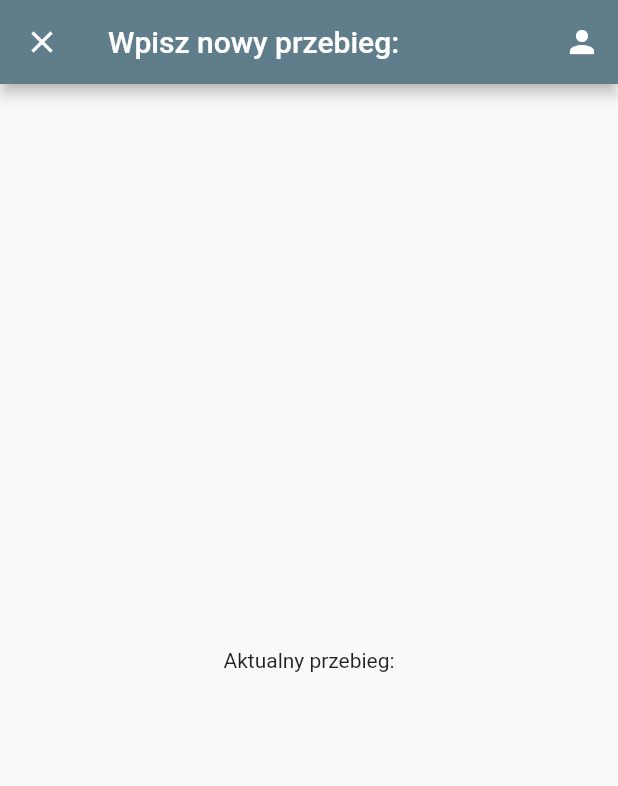
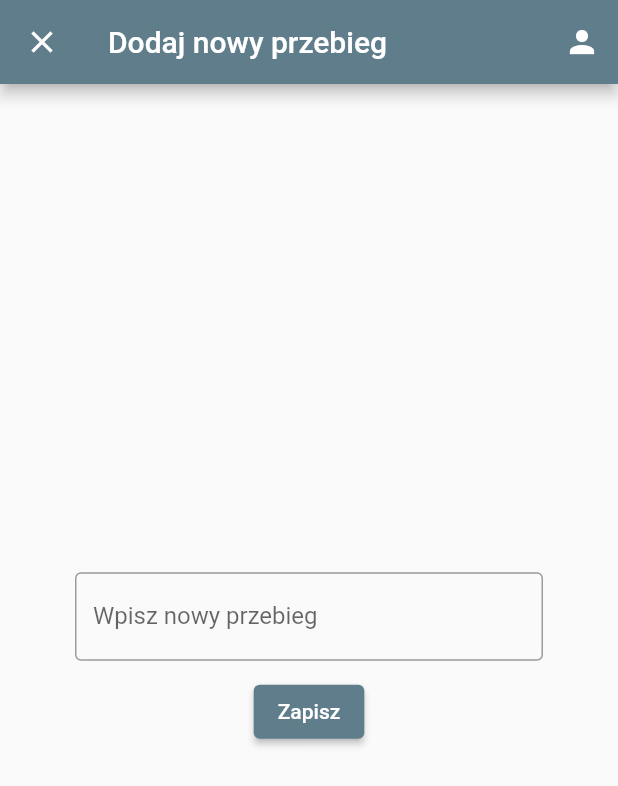
Before and after one commit to piotrjanik8/kiedy_przeglad, a Flutter app: the screen it shows once a user with an empty profile is signed in, after a tap on "Dodaj aktualny przebieg", on a phone screen of 412 x 824 dp. Shown: the top 786 px of the screen. Run offline on Flutter 3.47's test engine with Material 2 defaults, Android fonts, the phone set to English and light mode, and no system bars; our stand-ins replace bloc, cloud_firestore, firebase_auth, firebase_core, flutter_bloc, google_fonts; missing offline and left inert: flutterfire_ui; accounts and stored records are empty.

Commit message:
Add Current Mileage

```diff
--- a/lib/app/add_milage/add_milage.dart
+++ b/lib/app/add_milage/add_milage.dart
@@ -1,14 +1,17 @@
 import 'package:flutter/material.dart';
+import 'package:flutter/services.dart';
 import 'package:kiedy_przeglad/auth/user_profile.dart';
 
 class AddMileagePage extends StatelessWidget {
-  const AddMileagePage({Key? key}) : super(key: key);
+  AddMileagePage({Key? key}) : super(key: key);
+
+  final controller = TextEditingController();
 
   @override
   Widget build(BuildContext context) {
     return Scaffold(
       appBar: AppBar(
-        title: const Text('Wpisz nowy przebieg:'),
+        title: const Text('Dodaj nowy przebieg'),
         actions: [
           IconButton(
             onPressed: () {
@@ -22,8 +25,34 @@ class AddMileagePage extends StatelessWidget {
           ),
         ],
       ),
-      body: const Center(
-        child: Text('Aktualny przebieg:'),
+      body: Center(
+        child: Column(
+          mainAxisAlignment: MainAxisAlignment.center,
+          children: [
+            Container(
+              margin: const EdgeInsets.fromLTRB(50, 0, 50, 0),
+              child: TextField(
+                controller: controller,
+                decoration: const InputDecoration(
+                  border: OutlineInputBorder(),
+                  hintText: '170 000',
+                  label: Text('Wpisz nowy przebieg'),
+                ),
+                keyboardType: TextInputType.number,
+                inputFormatters: [FilteringTextInputFormatter.digitsOnly],
+              ),
+            ),
+            const SizedBox(
+              height: 10,
+            ),
+            ElevatedButton(
+                onPressed: () {
+
+                  Navigator.of(context).pop();
+                },
+                child: const Text('Zapisz'))
+          ],
+        ),
       ),
     );
   }
--- a/lib/app/home/add_service/add_service_page_content.dart
+++ b/lib/app/home/add_service/add_service_page_content.dart
@@ -3,7 +3,7 @@ import 'package:flutter/material.dart';
 import 'package:flutter_bloc/flutter_bloc.dart';
 import 'package:intl/intl.dart';
 import 'package:kiedy_przeglad/app/home/add_service/cubit/add_cubit.dart';
-import 'package:kiedy_przeglad/app/home/home_page.dart';
+import 'package:kiedy_przeglad/app/home/home_page/home_page.dart';
 import 'package:kiedy_przeglad/repositories/services_repository.dart';
 
 class AddService extends StatefulWidget {
--- a/lib/app/home/home_page.dart
+++ /dev/null
@@ -1,85 +0,0 @@
-import 'package:flutter/material.dart';
-import 'package:kiedy_przeglad/app/add_milage/add_milage.dart';
-import 'package:kiedy_przeglad/app/home/add_service/add_service_page_content.dart';
-import 'package:kiedy_przeglad/app/home/finished_services/finished_services_page_content.dart';
-import 'package:kiedy_przeglad/app/home/services/services_page_content.dart';
-import 'package:kiedy_przeglad/auth/user_profile.dart';
-
-class HomePage extends StatefulWidget {
-  const HomePage({
-    Key? key,
-  }) : super(key: key);
-
-  @override
-  State<HomePage> createState() => _HomePageState();
-}
-
-class _HomePageState extends State<HomePage> {
-  var currentIndex = 0;
-  @override
-  Widget build(BuildContext context) {
-    return Scaffold(
-      appBar: AppBar(
-        title: const Text('Aktualny przebieg: 173 000 km'),
-        actions: [
-          IconButton(
-            onPressed: () {
-              Navigator.of(context).push(
-                MaterialPageRoute(
-                  builder: (context) => const UserProfile(),
-                ),
-              );
-            },
-            icon: const Icon(Icons.person),
-          ),
-        ],
-      ),
-      floatingActionButton: FloatingActionButton.extended(
-        onPressed: () {
-          Navigator.of(context).push(
-            MaterialPageRoute(
-              builder: (context) => const AddMileagePage(),
-              fullscreenDialog: true,
-            ),
-          );
-        },
-        tooltip: 'Wpisz aktualny przebieg',
-        label: const Text('Dodaj aktualny przebieg'),
-        icon: const Icon(Icons.add),
-      ),
-      body: Builder(
-        builder: (context) {
-          if (currentIndex == 0) {
-            return const Services();
-          }
-          if (currentIndex == 1) {
-            return const AddService();
-          }
-          return const FinishedServices();
-        },
-      ),
-      bottomNavigationBar: BottomNavigationBar(
-        currentIndex: currentIndex,
-        onTap: (newIndex) {
-          setState(() {
-            currentIndex = newIndex;
-          });
-        },
-        items: const [
-          BottomNavigationBarItem(
-            icon: Icon(Icons.calendar_month),
-            label: 'Najbliższy serwis',
-          ),
-          BottomNavigationBarItem(
-            icon: Icon(Icons.add),
-            label: 'Dodaj nowy serwis',
-          ),
-          BottomNavigationBarItem(
-            icon: Icon(Icons.calendar_month),
-            label: 'Historia napraw',
-          ),
-        ],
-      ),
-    );
-  }
-}
--- /dev/null
+++ b/lib/app/home/home_page/home_page.dart
@@ -0,0 +1,99 @@
+import 'package:flutter/material.dart';
+import 'package:flutter_bloc/flutter_bloc.dart';
+import 'package:kiedy_przeglad/app/add_milage/add_milage.dart';
+import 'package:kiedy_przeglad/app/home/add_service/add_service_page_content.dart';
+import 'package:kiedy_przeglad/app/home/finished_services/finished_services_page_content.dart';
+import 'package:kiedy_przeglad/app/home/home_page/cubit/home_page_cubit.dart';
+import 'package:kiedy_przeglad/app/home/services/services_page_content.dart';
+import 'package:kiedy_przeglad/auth/user_profile.dart';
+import 'package:kiedy_przeglad/models/service_model.dart';
+import 'package:kiedy_przeglad/repositories/services_repository.dart';
+
+class HomePage extends StatefulWidget {
+  const HomePage({
+    Key? key,
+  }) : super(key: key);
+
+  @override
+  State<HomePage> createState() => _HomePageState();
+}
+
+class _HomePageState extends State<HomePage> {
+  var currentIndex = 0;
+
+  @override
+  Widget build(BuildContext context) {
+    return BlocProvider(
+      create: (context) => HomePageCubit(ServicesRepository()),
+      child: BlocBuilder<HomePageCubit, HomePageState>(
+        builder: (context, state) {
+          return Scaffold(
+            appBar: AppBar(
+              title: Text('Aktualny przebieg: ${state.currentMileage} km'),
+              actions: [
+                IconButton(
+                  onPressed: () {
+                    Navigator.of(context).push(
+                      MaterialPageRoute(
+                        builder: (context) => const UserProfile(),
+                      ),
+                    );
+                  },
+                  icon: const Icon(Icons.person),
+                ),
+              ],
+            ),
+            floatingActionButton: FloatingActionButton.extended(
+              onPressed: () {
+                Navigator.of(context).push(
+                  MaterialPageRoute(
+                    builder: (context) => AddMileagePage(),
+                    fullscreenDialog: true,
+                  ),
+                );
+              },
+              tooltip: 'Wpisz aktualny przebieg',
+              label: const Text('Dodaj aktualny przebieg'),
+              icon: const Icon(Icons.add),
+            ),
+            body: Builder(
+              builder: (context) {
+                if (currentIndex == 0) {
+                  return const Services();
+                }
+                if (currentIndex == 1) {
+                  return const AddService();
+                }
+                return const FinishedServices();
+              },
+            ),
+            bottomNavigationBar: BottomNavigationBar(
+              backgroundColor: Colors.blueGrey,
+              selectedItemColor: Colors.white,
+              currentIndex: currentIndex,
+              onTap: (newIndex) {
+                setState(() {
+                  currentIndex = newIndex;
+                });
+              },
+              items: const [
+                BottomNavigationBarItem(
+                  icon: Icon(Icons.calendar_month),
+                  label: 'Najbliższy serwis',
+                ),
+                BottomNavigationBarItem(
+                  icon: Icon(Icons.add),
+                  label: 'Dodaj nowy serwis',
+                ),
+                BottomNavigationBarItem(
+                  icon: Icon(Icons.calendar_month),
+                  label: 'Historia napraw',
+                ),
+              ],
+            ),
+          );
+        },
+      ),
+    );
+  }
+}
--- a/lib/app/home/services/services_page_content.dart
+++ b/lib/app/home/services/services_page_content.dart
@@ -37,10 +37,45 @@ class Services extends StatelessWidget {
                 if (serviceModel.finished)
                   const SizedBox.shrink()
                 else
-                  Container(
+                  Dismissible(
+                    key: ValueKey(serviceModel.id),
+                    background: const DecoratedBox(
+                      decoration: BoxDecoration(
+                        color: Colors.green,
+                      ),
+                      child: Align(
+                        alignment: Alignment.centerLeft,
+                        child: Padding(
+                          padding: EdgeInsets.only(left: 25.0),
+                          child: Icon(
+                            Icons.check_box,
+                          ),
+                        ),
+                      ),
+                    ),
+                    secondaryBackground: const DecoratedBox(
+                      decoration: BoxDecoration(
+                        color: Colors.red,
+                      ),
+                      child: Align(
+                        alignment: Alignment.centerRight,
+                        child: Padding(
+                          padding: EdgeInsets.only(right: 25.0),
+                          child: Icon(
+                            Icons.delete,
+                          ),
+                        ),
+                      ),
+                    ),
+                    onDismissed: (direction) {
+                      context
+                          .read<ServicesRepository>()
+                          .delete(id: serviceModel.id);
+                    },
+                    child: Container(
                       margin: const EdgeInsets.all(10),
                       padding: const EdgeInsets.all(10),
-                    color: Color.fromARGB(139, 0, 208, 255),
+                      color: const Color.fromARGB(139, 0, 208, 255),
                       child: Column(
                         children: [
                           Center(
@@ -83,6 +118,7 @@ class Services extends StatelessWidget {
                         ],
                       ),
                     ),
+                  ),
               ],
             ],
           );
--- a/lib/auth/auth_gate.dart
+++ b/lib/auth/auth_gate.dart
@@ -1,7 +1,7 @@
 import 'package:firebase_auth/firebase_auth.dart';
 import 'package:flutter/material.dart';
 import 'package:flutterfire_ui/auth.dart';
-import 'package:kiedy_przeglad/app/home/home_page.dart';
+import 'package:kiedy_przeglad/app/home/home_page/home_page.dart';
 
 class AuthGate extends StatelessWidget {
   const AuthGate({Key? key}) : super(key: key);
```
Also changed, not shown: lib/app/home/home_page/cubit/home_page_cubit.dart (added, +17 -0 lines), lib/app/home/home_page/cubit/home_page_state.dart (added, +7 -0 lines), lib/models/service_model.dart (+9 -0 lines), lib/repositories/services_repository.dart (+39 -6 lines). Lines whose indentation alone changed are shown as unchanged.
